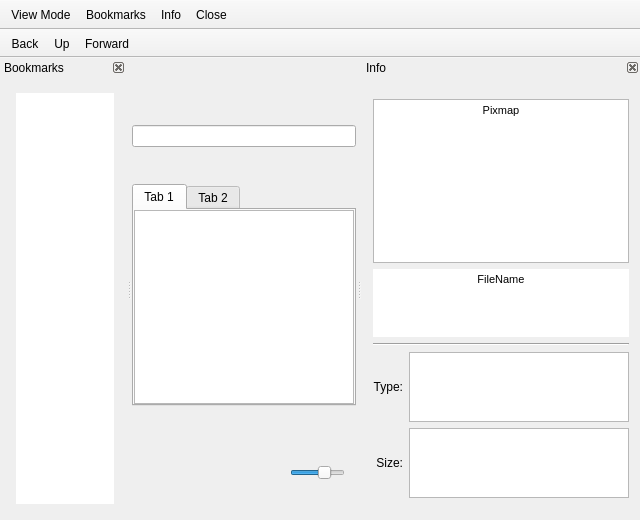
This is mainwindow.ui in FrankMamuda/filemanager as Qt 5 draws it before an edit. The edited form follows.
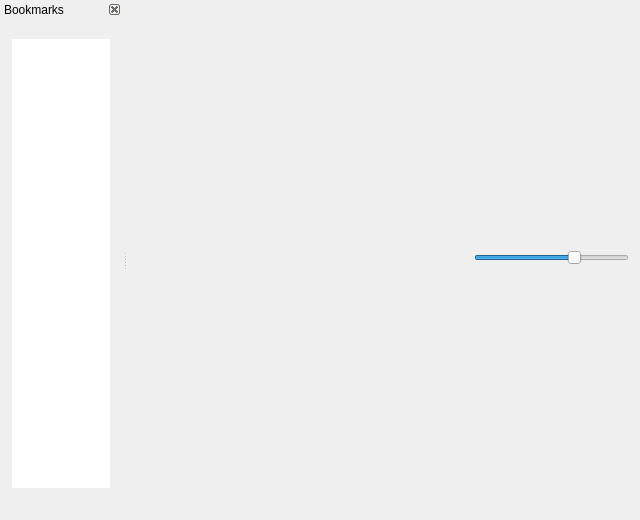
This is the edited form. Custom widgets are drawn as their Qt base class.

Diff of the .ui file:
```diff
--- a/mainwindow.ui
+++ b/mainwindow.ui
@@ -14,553 +14,77 @@
    <string>File Manager</string>
   </property>
   <widget class="QWidget" name="centralWidget">
-   <layout class="QGridLayout" name="gridLayout_2">
+   <layout class="QVBoxLayout" name="verticalLayout_2">
+    <property name="spacing">
+     <number>0</number>
+    </property>
     <property name="leftMargin">
      <number>0</number>
     </property>
     <property name="topMargin">
-     <number>12</number>
+     <number>6</number>
     </property>
-    <property name="rightMargin">
-     <number>0</number>
-    </property>
-    <property name="bottomMargin">
-     <number>0</number>
-    </property>
-    <property name="spacing">
-     <number>0</number>
-    </property>
-    <item row="0" column="0">
-     <widget class="QWidget" name="midWidget" native="true">
-      <layout class="QVBoxLayout" name="verticalLayout_4">
-       <property name="spacing">
-        <number>0</number>
-       </property>
-       <property name="leftMargin">
-        <number>0</number>
-       </property>
-       <property name="topMargin">
-        <number>0</number>
-       </property>
-       <property name="rightMargin">
-        <number>0</number>
-       </property>
-       <property name="bottomMargin">
-        <number>0</number>
-       </property>
-       <item>
-        <widget class="QDockWidget" name="dockPath">
-         <property name="sizePolicy">
-          <sizepolicy hsizetype="Expanding" vsizetype="Expanding">
-           <horstretch>0</horstretch>
-           <verstretch>0</verstretch>
-          </sizepolicy>
-         </property>
-         <property name="features">
-          <set>QDockWidget::NoDockWidgetFeatures</set>
-         </property>
-         <property name="allowedAreas">
-          <set>Qt::TopDockWidgetArea</set>
-         </property>
-         <widget class="QWidget" name="dockPathContents">
-          <layout class="QVBoxLayout" name="verticalLayout_2">
-           <property name="spacing">
-            <number>0</number>
-           </property>
-           <property name="leftMargin">
-            <number>0</number>
-           </property>
-           <property name="topMargin">
-            <number>0</number>
-           </property>
-           <property name="rightMargin">
-            <number>0</number>
-           </property>
-           <property name="bottomMargin">
-            <number>0</number>
-           </property>
-           <item>
-            <widget class="QLineEdit" name="pathEdit"/>
-           </item>
-          </layout>
-         </widget>
-        </widget>
-       </item>
-       <item>
-        <widget class="QTabWidget" name="tabWidget">
-         <property name="currentIndex">
-          <number>0</number>
-         </property>
-         <widget class="QWidget" name="Main">
-          <attribute name="title">
-           <string>Tab 1</string>
-          </attribute>
-          <layout class="QVBoxLayout" name="mainTabLayout">
-           <property name="spacing">
-            <number>0</number>
-           </property>
-           <property name="leftMargin">
-            <number>0</number>
-           </property>
-           <property name="topMargin">
-            <number>0</number>
-           </property>
-           <property name="rightMargin">
-            <number>0</number>
-           </property>
-           <property name="bottomMargin">
-            <number>0</number>
-           </property>
-           <item>
-            <widget class="QStackedWidget" name="stackedWidget">
-             <property name="currentIndex">
-              <number>0</number>
-             </property>
-             <widget class="QWidget" name="list">
-              <layout class="QHBoxLayout" name="horizontalLayout_2">
-               <property name="spacing">
-                <number>0</number>
-               </property>
-               <property name="leftMargin">
-                <number>0</number>
-               </property>
-               <property name="topMargin">
-                <number>0</number>
-               </property>
-               <property name="rightMargin">
-                <number>0</number>
-               </property>
-               <property name="bottomMargin">
-                <number>0</number>
-               </property>
-               <item>
-                <widget class="ListView" name="listView">
-                 <property name="acceptDrops">
-                  <bool>true</bool>
-                 </property>
-                 <property name="horizontalScrollBarPolicy">
-                  <enum>Qt::ScrollBarAlwaysOff</enum>
-                 </property>
-                 <property name="editTriggers">
-                  <set>QAbstractItemView::EditKeyPressed|QAbstractItemView::SelectedClicked</set>
-                 </property>
-                 <property name="showDropIndicator" stdset="0">
-                  <bool>true</bool>
-                 </property>
-                 <property name="dragEnabled">
-                  <bool>true</bool>
-                 </property>
-                 <property name="dragDropMode">
-                  <enum>QAbstractItemView::DragDrop</enum>
-                 </property>
-                 <property name="defaultDropAction">
-                  <enum>Qt::MoveAction</enum>
-                 </property>
-                 <property name="selectionMode">
-                  <enum>QAbstractItemView::ExtendedSelection</enum>
-                 </property>
-                 <property name="iconSize">
-                  <size>
-                   <width>64</width>
-                   <height>64</height>
-                  </size>
-                 </property>
-                 <property name="textElideMode">
-                  <enum>Qt::ElideMiddle</enum>
-                 </property>
-                 <property name="verticalScrollMode">
-                  <enum>QAbstractItemView::ScrollPerPixel</enum>
-                 </property>
-                 <property name="horizontalScrollMode">
-                  <enum>QAbstractItemView::ScrollPerPixel</enum>
-                 </property>
-                 <property name="flow">
-                  <enum>QListView::LeftToRight</enum>
-                 </property>
-                 <property name="gridSize">
-                  <size>
-                   <width>128</width>
-                   <height>96</height>
-                  </size>
-                 </property>
-                 <property name="viewMode">
-                  <enum>QListView::IconMode</enum>
-                 </property>
-                 <property name="wordWrap">
-                  <bool>true</bool>
-                 </property>
-                 <property name="selectionRectVisible">
-                  <bool>false</bool>
-                 </property>
-                </widget>
-               </item>
-              </layout>
-             </widget>
-             <widget class="QWidget" name="table">
-              <layout class="QHBoxLayout" name="horizontalLayout_3">
-               <property name="spacing">
-                <number>0</number>
-               </property>
-               <property name="leftMargin">
-                <number>0</number>
-               </property>
-               <property name="topMargin">
-                <number>0</number>
-               </property>
-               <property name="rightMargin">
-                <number>0</number>
-               </property>
-               <property name="bottomMargin">
-                <number>0</number>
-               </property>
-               <item>
-                <widget class="TableView" name="tableView">
-                 <property name="acceptDrops">
-                  <bool>true</bool>
-                 </property>
-                 <property name="editTriggers">
-                  <set>QAbstractItemView::EditKeyPressed|QAbstractItemView::SelectedClicked</set>
-                 </property>
-                 <property name="showDropIndicator" stdset="0">
-                  <bool>true</bool>
-                 </property>
-                 <property name="dragEnabled">
-                  <bool>true</bool>
-                 </property>
-                 <property name="dragDropOverwriteMode">
-                  <bool>false</bool>
-                 </property>
-                 <property name="dragDropMode">
-                  <enum>QAbstractItemView::DragDrop</enum>
-                 </property>
-                 <property name="defaultDropAction">
-                  <enum>Qt::MoveAction</enum>
-                 </property>
-                 <property name="selectionBehavior">
-                  <enum>QAbstractItemView::SelectRows</enum>
-                 </property>
-                 <property name="iconSize">
-                  <size>
-                   <width>16</width>
-                   <height>16</height>
-                  </size>
-                 </property>
-                 <property name="verticalScrollMode">
-                  <enum>QAbstractItemView::ScrollPerPixel</enum>
-                 </property>
-                 <property name="horizontalScrollMode">
-                  <enum>QAbstractItemView::ScrollPerPixel</enum>
-                 </property>
-                 <property name="showGrid">
-                  <bool>false</bool>
-                 </property>
-                 <attribute name="verticalHeaderVisible">
-                  <bool>false</bool>
-                 </attribute>
-                </widget>
-               </item>
-              </layout>
-             </widget>
-            </widget>
-           </item>
-          </layout>
-         </widget>
-         <widget class="QWidget" name="Extra">
-          <attribute name="title">
-           <string>Tab 2</string>
-          </attribute>
-          <layout class="QVBoxLayout" name="verticalLayout_3">
-           <property name="spacing">
-            <number>0</number>
-           </property>
-           <property name="leftMargin">
-            <number>0</number>
-           </property>
-           <property name="topMargin">
-            <number>0</number>
-           </property>
-           <property name="rightMargin">
-            <number>0</number>
-           </property>
-           <property name="bottomMargin">
-            <number>0</number>
-           </property>
-           <item>
-            <widget class="QStackedWidget" name="stackedWidget_2">
-             <property name="currentIndex">
-              <number>0</number>
-             </property>
-             <widget class="QWidget" name="list_2">
-              <layout class="QHBoxLayout" name="horizontalLayout_6">
-               <property name="spacing">
-                <number>0</number>
-               </property>
-               <property name="leftMargin">
-                <number>0</number>
-               </property>
-               <property name="topMargin">
-                <number>0</number>
-               </property>
-               <property name="rightMargin">
-                <number>0</number>
-               </property>
-               <property name="bottomMargin">
-                <number>0</number>
-               </property>
-               <item>
-                <widget class="ListView" name="listView_2">
-                 <property name="acceptDrops">
-                  <bool>true</bool>
-                 </property>
-                 <property name="horizontalScrollBarPolicy">
-                  <enum>Qt::ScrollBarAlwaysOff</enum>
-                 </property>
-                 <property name="editTriggers">
-                  <set>QAbstractItemView::EditKeyPressed|QAbstractItemView::SelectedClicked</set>
-                 </property>
-                 <property name="showDropIndicator" stdset="0">
-                  <bool>true</bool>
-                 </property>
-                 <property name="dragEnabled">
-                  <bool>true</bool>
-                 </property>
-                 <property name="dragDropMode">
-                  <enum>QAbstractItemView::DragDrop</enum>
-                 </property>
-                 <property name="defaultDropAction">
-                  <enum>Qt::MoveAction</enum>
-                 </property>
-                 <property name="selectionMode">
-                  <enum>QAbstractItemView::ExtendedSelection</enum>
-                 </property>
-                 <property name="iconSize">
-                  <size>
-                   <width>64</width>
-                   <height>64</height>
-                  </size>
-                 </property>
-                 <property name="textElideMode">
-                  <enum>Qt::ElideMiddle</enum>
-                 </property>
-                 <property name="verticalScrollMode">
-                  <enum>QAbstractItemView::ScrollPerPixel</enum>
-                 </property>
-                 <property name="horizontalScrollMode">
-                  <enum>QAbstractItemView::ScrollPerPixel</enum>
-                 </property>
-                 <property name="flow">
-                  <enum>QListView::LeftToRight</enum>
-                 </property>
-                 <property name="gridSize">
-                  <size>
-                   <width>128</width>
-                   <height>96</height>
-                  </size>
-                 </property>
-                 <property name="viewMode">
-                  <enum>QListView::IconMode</enum>
-                 </property>
-                 <property name="wordWrap">
-                  <bool>true</bool>
-                 </property>
-                 <property name="selectionRectVisible">
-                  <bool>false</bool>
-                 </property>
-                </widget>
-               </item>
-              </layout>
-             </widget>
-             <widget class="QWidget" name="table_2">
-              <layout class="QHBoxLayout" name="horizontalLayout_7">
-               <property name="spacing">
-                <number>0</number>
-               </property>
-               <property name="leftMargin">
-                <number>0</number>
-               </property>
-               <property name="topMargin">
-                <number>0</number>
-               </property>
-               <property name="rightMargin">
-                <number>0</number>
-               </property>
-               <property name="bottomMargin">
-                <number>0</number>
-               </property>
-               <item>
-                <widget class="TableView" name="tableView_2">
-                 <property name="acceptDrops">
-                  <bool>true</bool>
-                 </property>
-                 <property name="editTriggers">
-                  <set>QAbstractItemView::EditKeyPressed|QAbstractItemView::SelectedClicked</set>
-                 </property>
-                 <property name="showDropIndicator" stdset="0">
-                  <bool>true</bool>
-                 </property>
-                 <property name="dragEnabled">
-                  <bool>true</bool>
-                 </property>
-                 <property name="dragDropOverwriteMode">
-                  <bool>false</bool>
-                 </property>
-                 <property name="dragDropMode">
-                  <enum>QAbstractItemView::DragDrop</enum>
-                 </property>
-                 <property name="defaultDropAction">
-                  <enum>Qt::MoveAction</enum>
-                 </property>
-                 <property name="selectionBehavior">
-                  <enum>QAbstractItemView::SelectRows</enum>
-                 </property>
-                 <property name="iconSize">
-                  <size>
-                   <width>16</width>
-                   <height>16</height>
-                  </size>
-                 </property>
-                 <property name="verticalScrollMode">
-                  <enum>QAbstractItemView::ScrollPerPixel</enum>
-                 </property>
-                 <property name="horizontalScrollMode">
-                  <enum>QAbstractItemView::ScrollPerPixel</enum>
-                 </property>
-                 <property name="showGrid">
-                  <bool>false</bool>
-                 </property>
-                 <attribute name="verticalHeaderVisible">
-                  <bool>false</bool>
-                 </attribute>
-                </widget>
-               </item>
-              </layout>
-             </widget>
-            </widget>
-           </item>
-          </layout>
-         </widget>
-        </widget>
-       </item>
-       <item>
-        <widget class="QDockWidget" name="dockStatus">
-         <property name="sizePolicy">
-          <sizepolicy hsizetype="Minimum" vsizetype="Minimum">
-           <horstretch>0</horstretch>
-           <verstretch>0</verstretch>
-          </sizepolicy>
-         </property>
-         <property name="features">
-          <set>QDockWidget::NoDockWidgetFeatures</set>
-         </property>
-         <property name="allowedAreas">
-          <set>Qt::BottomDockWidgetArea|Qt::TopDockWidgetArea</set>
-         </property>
-         <widget class="QWidget" name="dockStatusContent">
-          <layout class="QHBoxLayout" name="horizontalLayout_8">
-           <property name="spacing">
-            <number>0</number>
-           </property>
-           <property name="topMargin">
-            <number>0</number>
-           </property>
-           <property name="bottomMargin">
-            <number>0</number>
-           </property>
-           <item>
-            <layout class="QHBoxLayout" name="horizontalLayout" stretch="1,1,0,1">
-             <item>
-              <widget class="QLabel" name="statusBar">
-               <property name="text">
-                <string/>
-               </property>
-              </widget>
-             </item>
-             <item>
-              <spacer name="horizontalSpacer">
-               <property name="orientation">
-                <enum>Qt::Horizontal</enum>
-               </property>
-               <property name="sizeHint" stdset="0">
-                <size>
-                 <width>0</width>
-                 <height>0</height>
-                </size>
-               </property>
-              </spacer>
-             </item>
-             <item>
-              <widget class="QToolButton" name="notificationInfo">
-               <property name="text">
-                <string/>
-               </property>
-               <property name="autoRaise">
-                <bool>true</bool>
-               </property>
-              </widget>
-             </item>
-             <item>
-              <widget class="QSlider" name="horizontalSlider">
-               <property name="minimum">
-                <number>1</number>
-               </property>
-               <property name="maximum">
-                <number>4</number>
-               </property>
-               <property name="singleStep">
-                <number>1</number>
-               </property>
-               <property name="pageStep">
-                <number>2</number>
-               </property>
-               <property name="value">
-                <number>3</number>
-               </property>
-               <property name="orientation">
-                <enum>Qt::Horizontal</enum>
-               </property>
-              </widget>
-             </item>
-            </layout>
-           </item>
-          </layout>
-         </widget>
-        </widget>
-       </item>
-      </layout>
-     </widget>
+    <item>
+     <layout class="QVBoxLayout" name="centralLayout"/>
+    </item>
+    <item>
+     <layout class="QHBoxLayout" name="horizontalLayout" stretch="1,1,0,1">
+      <item>
+       <widget class="QLabel" name="statusBar">
+        <property name="text">
+         <string/>
+        </property>
+       </widget>
+      </item>
+      <item>
+       <spacer name="horizontalSpacer">
+        <property name="orientation">
+         <enum>Qt::Horizontal</enum>
+        </property>
+        <property name="sizeHint" stdset="0">
+         <size>
+          <width>0</width>
+          <height>0</height>
+         </size>
+        </property>
+       </spacer>
+      </item>
+      <item>
+       <widget class="QToolButton" name="notificationInfo">
+        <property name="text">
+         <string/>
+        </property>
+        <property name="autoRaise">
+         <bool>true</bool>
+        </property>
+       </widget>
+      </item>
+      <item>
+       <widget class="QSlider" name="horizontalSlider">
+        <property name="minimum">
+         <number>1</number>
+        </property>
+        <property name="maximum">
+         <number>4</number>
+        </property>
+        <property name="singleStep">
+         <number>1</number>
+        </property>
+        <property name="pageStep">
+         <number>2</number>
+        </property>
+        <property name="value">
+         <number>3</number>
+        </property>
+        <property name="orientation">
+         <enum>Qt::Horizontal</enum>
+        </property>
+       </widget>
+      </item>
+     </layout>
     </item>
    </layout>
   </widget>
-  <widget class="QToolBar" name="mainToolBar">
-   <property name="movable">
-    <bool>false</bool>
-   </property>
-   <property name="allowedAreas">
-    <set>Qt::TopToolBarArea</set>
-   </property>
-   <property name="iconSize">
-    <size>
-     <width>24</width>
-     <height>24</height>
-    </size>
-   </property>
-   <property name="toolButtonStyle">
-    <enum>Qt::ToolButtonTextBesideIcon</enum>
-   </property>
-   <property name="floatable">
-    <bool>false</bool>
-   </property>
-   <attribute name="toolBarArea">
-    <enum>TopToolBarArea</enum>
-   </attribute>
-   <attribute name="toolBarBreak">
-    <bool>false</bool>
-   </attribute>
-   <addaction name="actionViewMode"/>
-   <addaction name="actionBookmarks"/>
-   <addaction name="actionInfo"/>
-   <addaction name="actionClose"/>
-  </widget>
   <widget class="QDockWidget" name="dockBookmarks">
    <property name="features">
     <set>QDockWidget::DockWidgetClosable|QDockWidget::DockWidgetMovable</set>
@@ -580,16 +104,16 @@
       <number>0</number>
      </property>
      <property name="leftMargin">
-      <number>16</number>
+      <number>12</number>
      </property>
      <property name="topMargin">
-      <number>16</number>
+      <number>20</number>
      </property>
      <property name="rightMargin">
       <number>12</number>
      </property>
      <property name="bottomMargin">
-      <number>16</number>
+      <number>32</number>
      </property>
      <item>
       <widget class="SideView" name="sideView">
@@ -646,216 +170,9 @@
     </layout>
    </widget>
   </widget>
-  <widget class="QDockWidget" name="dockInfo">
-   <property name="features">
-    <set>QDockWidget::DockWidgetClosable|QDockWidget::DockWidgetMovable</set>
-   </property>
-   <property name="allowedAreas">
-    <set>Qt::LeftDockWidgetArea|Qt::RightDockWidgetArea</set>
-   </property>
-   <property name="windowTitle">
-    <string>Info</string>
-   </property>
-   <attribute name="dockWidgetArea">
-    <number>2</number>
-   </attribute>
-   <widget class="QWidget" name="dockInfoContents">
-    <layout class="QGridLayout" name="gridLayout">
-     <item row="0" column="0">
-      <spacer name="verticalSpacer_2">
-       <property name="orientation">
-        <enum>Qt::Vertical</enum>
-       </property>
-       <property name="sizeHint" stdset="0">
-        <size>
-         <width>20</width>
-         <height>40</height>
-        </size>
-       </property>
-      </spacer>
-     </item>
-     <item row="1" column="0" colspan="2">
-      <widget class="TextLabel" name="infoPixmap">
-       <property name="html">
-        <string>&lt;!DOCTYPE HTML PUBLIC &quot;-//W3C//DTD HTML 4.0//EN&quot; &quot;http://www.w3.org/TR/REC-html40/strict.dtd&quot;&gt;
-&lt;html&gt;&lt;head&gt;&lt;meta name=&quot;qrichtext&quot; content=&quot;1&quot; /&gt;&lt;style type=&quot;text/css&quot;&gt;
-p, li { white-space: pre-wrap; }
-&lt;/style&gt;&lt;/head&gt;&lt;body style=&quot; font-family:'MS Shell Dlg 2'; font-size:8.25pt; font-weight:400; font-style:normal;&quot;&gt;
-&lt;p align=&quot;center&quot; style=&quot; margin-top:0px; margin-bottom:0px; margin-left:0px; margin-right:0px; -qt-block-indent:0; text-indent:0px;&quot;&gt;&lt;span style=&quot; font-size:8pt;&quot;&gt;Pixmap&lt;/span&gt;&lt;/p&gt;&lt;/body&gt;&lt;/html&gt;</string>
-       </property>
-      </widget>
-     </item>
-     <item row="2" column="0" colspan="2">
-      <widget class="TextLabel" name="editFileName">
-       <property name="font">
-        <font>
-         <weight>75</weight>
-         <bold>true</bold>
-        </font>
-       </property>
-       <property name="frameShape">
-        <enum>QFrame::NoFrame</enum>
-       </property>
-       <property name="sizeAdjustPolicy">
-        <enum>QAbstractScrollArea::AdjustToContents</enum>
-       </property>
-       <property name="html">
-        <string>&lt;!DOCTYPE HTML PUBLIC &quot;-//W3C//DTD HTML 4.0//EN&quot; &quot;http://www.w3.org/TR/REC-html40/strict.dtd&quot;&gt;
-&lt;html&gt;&lt;head&gt;&lt;meta name=&quot;qrichtext&quot; content=&quot;1&quot; /&gt;&lt;style type=&quot;text/css&quot;&gt;
-p, li { white-space: pre-wrap; }
-&lt;/style&gt;&lt;/head&gt;&lt;body style=&quot; font-family:'MS Shell Dlg 2'; font-size:8.25pt; font-weight:600; font-style:normal;&quot;&gt;
-&lt;p align=&quot;center&quot; style=&quot; margin-top:0px; margin-bottom:0px; margin-left:0px; margin-right:0px; -qt-block-indent:0; text-indent:0px;&quot;&gt;&lt;span style=&quot; font-weight:400;&quot;&gt;FileName&lt;/span&gt;&lt;/p&gt;&lt;/body&gt;&lt;/html&gt;</string>
-       </property>
-      </widget>
-     </item>
-     <item row="3" column="0" colspan="2">
-      <widget class="Line" name="line">
-       <property name="orientation">
-        <enum>Qt::Horizontal</enum>
-       </property>
-      </widget>
-     </item>
-     <item row="4" column="0">
-      <widget class="QLabel" name="labelType">
-       <property name="text">
-        <string>Type:</string>
-       </property>
-       <property name="alignment">
-        <set>Qt::AlignRight|Qt::AlignTrailing|Qt::AlignVCenter</set>
-       </property>
-      </widget>
-     </item>
-     <item row="4" column="1">
-      <widget class="TextLabel" name="valueType">
-       <property name="sizeAdjustPolicy">
-        <enum>QAbstractScrollArea::AdjustToContents</enum>
-       </property>
-      </widget>
-     </item>
-     <item row="5" column="0">
-      <widget class="QLabel" name="labelSize">
-       <property name="text">
-        <string>Size:</string>
-       </property>
-       <property name="alignment">
-        <set>Qt::AlignRight|Qt::AlignTrailing|Qt::AlignVCenter</set>
-       </property>
-      </widget>
-     </item>
-     <item row="5" column="1">
-      <widget class="TextLabel" name="valueSize">
-       <property name="sizeAdjustPolicy">
-        <enum>QAbstractScrollArea::AdjustToContents</enum>
-       </property>
-      </widget>
-     </item>
-     <item row="6" column="0">
-      <spacer name="verticalSpacer">
-       <property name="orientation">
-        <enum>Qt::Vertical</enum>
-       </property>
-       <property name="sizeHint" stdset="0">
-        <size>
-         <width>20</width>
-         <height>40</height>
-        </size>
-       </property>
-      </spacer>
-     </item>
-    </layout>
-   </widget>
-  </widget>
-  <widget class="QToolBar" name="navigationToolbar">
-   <property name="windowTitle">
-    <string>toolBar</string>
-   </property>
-   <property name="movable">
-    <bool>false</bool>
-   </property>
-   <property name="allowedAreas">
-    <set>Qt::TopToolBarArea</set>
-   </property>
-   <property name="iconSize">
-    <size>
-     <width>16</width>
-     <height>16</height>
-    </size>
-   </property>
-   <property name="toolButtonStyle">
-    <enum>Qt::ToolButtonIconOnly</enum>
-   </property>
-   <property name="floatable">
-    <bool>false</bool>
-   </property>
-   <attribute name="toolBarArea">
-    <enum>TopToolBarArea</enum>
-   </attribute>
-   <attribute name="toolBarBreak">
-    <bool>true</bool>
-   </attribute>
-   <addaction name="actionBack"/>
-   <addaction name="actionUp"/>
-   <addaction name="actionForward"/>
-  </widget>
-  <action name="actionUp">
-   <property name="text">
-    <string>Up</string>
-   </property>
-  </action>
-  <action name="actionBack">
-   <property name="text">
-    <string>Back</string>
-   </property>
-  </action>
-  <action name="actionForward">
-   <property name="text">
-    <string>Forward</string>
-   </property>
-  </action>
-  <action name="actionViewMode">
-   <property name="text">
-    <string>View Mode</string>
-   </property>
-  </action>
-  <action name="actionBookmarks">
-   <property name="checkable">
-    <bool>true</bool>
-   </property>
-   <property name="text">
-    <string>Bookmarks</string>
-   </property>
-  </action>
-  <action name="actionInfo">
-   <property name="checkable">
-    <bool>true</bool>
-   </property>
-   <property name="text">
-    <string>Info</string>
-   </property>
-  </action>
-  <action name="actionClose">
-   <property name="text">
-    <string>Close</string>
-   </property>
-  </action>
  </widget>
  <layoutdefault spacing="6" margin="11"/>
  <customwidgets>
-  <customwidget>
-   <class>TextLabel</class>
-   <extends>QTextEdit</extends>
-   <header location="global">textlabel.h</header>
-  </customwidget>
-  <customwidget>
-   <class>ListView</class>
-   <extends>QListView</extends>
-   <header>listview.h</header>
-  </customwidget>
-  <customwidget>
-   <class>TableView</class>
-   <extends>QTableView</extends>
-   <header>tableview.h</header>
-  </customwidget>
   <customwidget>
    <class>SideView</class>
    <extends>QListView</extends>
```
